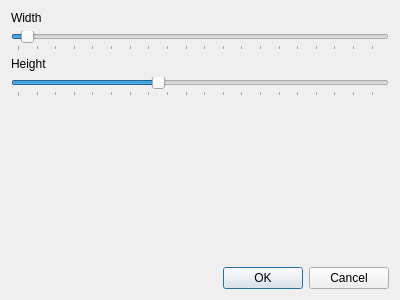
Above: views/createmarkers.ui from tmramalho/bigCellBrotherGUI before the change. Below: the same form after it.
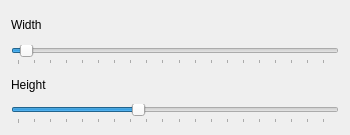
That is the form after the change.

Diff of the .ui file:
```diff
--- a/views/createmarkers.ui
+++ b/views/createmarkers.ui
@@ -6,24 +6,20 @@
    <rect>
     <x>0</x>
     <y>0</y>
-    <width>400</width>
-    <height>300</height>
+    <width>350</width>
+    <height>135</height>
    </rect>
   </property>
+  <property name="sizePolicy">
+   <sizepolicy hsizetype="Fixed" vsizetype="Fixed">
+    <horstretch>0</horstretch>
+    <verstretch>0</verstretch>
+   </sizepolicy>
+  </property>
   <property name="windowTitle">
    <string>Dialog</string>
   </property>
   <layout class="QGridLayout" name="gridLayout">
-   <item row="1" column="0">
-    <widget class="QDialogButtonBox" name="buttonBox">
-     <property name="orientation">
-      <enum>Qt::Horizontal</enum>
-     </property>
-     <property name="standardButtons">
-      <set>QDialogButtonBox::Cancel|QDialogButtonBox::Ok</set>
-     </property>
-    </widget>
-   </item>
    <item row="0" column="0">
     <layout class="QVBoxLayout" name="verticalLayout">
      <item>
@@ -78,19 +74,6 @@
        </property>
       </widget>
      </item>
-     <item>
-      <spacer name="verticalSpacer">
-       <property name="orientation">
-        <enum>Qt::Vertical</enum>
-       </property>
-       <property name="sizeHint" stdset="0">
-        <size>
-         <width>20</width>
-         <height>40</height>
-        </size>
-       </property>
-      </spacer>
-     </item>
     </layout>
    </item>
   </layout>
```
Left out of the diff: 35 changed lines with no effect on the pictures.
